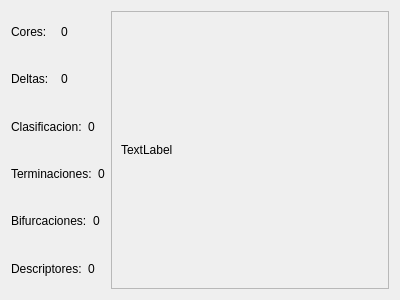
First picture: the form in Proyecto-Final/outputwindow.ui, repository nlandau91/Proyecto-Final, before the edit.
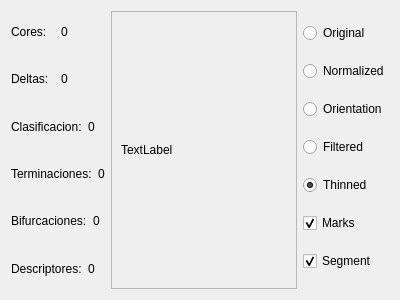
Second picture: the form after the edit.

Commit message: mejorando outputwindow

The edit to the form file:
```diff
--- a/Proyecto-Final/outputwindow.ui
+++ b/Proyecto-Final/outputwindow.ui
@@ -191,6 +191,68 @@
          </layout>
         </widget>
        </item>
+       <item>
+        <layout class="QVBoxLayout" name="verticalLayout_5">
+         <item>
+          <widget class="QRadioButton" name="radioButton_original">
+           <property name="text">
+            <string>Original</string>
+           </property>
+          </widget>
+         </item>
+         <item>
+          <widget class="QRadioButton" name="radioButton_normalized">
+           <property name="text">
+            <string>Normalized</string>
+           </property>
+          </widget>
+         </item>
+         <item>
+          <widget class="QRadioButton" name="radioButton_orientation">
+           <property name="text">
+            <string>Orientation</string>
+           </property>
+          </widget>
+         </item>
+         <item>
+          <widget class="QRadioButton" name="radioButton_filtered">
+           <property name="text">
+            <string>Filtered</string>
+           </property>
+          </widget>
+         </item>
+         <item>
+          <widget class="QRadioButton" name="radioButton_thinned">
+           <property name="text">
+            <string>Thinned</string>
+           </property>
+           <property name="checked">
+            <bool>true</bool>
+           </property>
+          </widget>
+         </item>
+         <item>
+          <widget class="QCheckBox" name="checkBox_marks">
+           <property name="text">
+            <string>Marks</string>
+           </property>
+           <property name="checked">
+            <bool>true</bool>
+           </property>
+          </widget>
+         </item>
+         <item>
+          <widget class="QCheckBox" name="checkBox_segment">
+           <property name="text">
+            <string>Segment</string>
+           </property>
+           <property name="checked">
+            <bool>true</bool>
+           </property>
+          </widget>
+         </item>
+        </layout>
+       </item>
       </layout>
      </item>
     </layout>
```
The commit also changes 4 other files.
